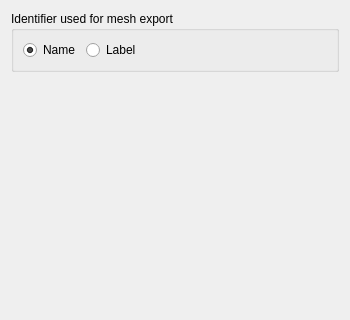
southseact-3d/fcd, file src/Mod/Fem/Gui/Resources/ui/MeshGroup.ui: the form before one commit; both pictures show x 0 to 350 and y 0 to 320 of the 350 by 500 pixel window.
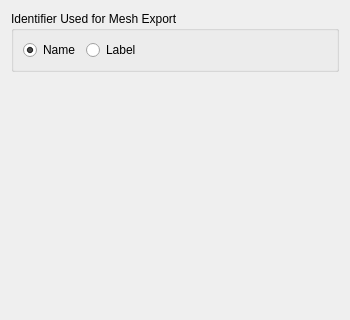
The form after the commit.

What changed in the file:
```diff
--- a/src/Mod/Fem/Gui/Resources/ui/MeshGroup.ui
+++ b/src/Mod/Fem/Gui/Resources/ui/MeshGroup.ui
@@ -23,7 +23,7 @@
       </size>
      </property>
      <property name="title">
-      <string>Identifier used for mesh export</string>
+      <string>Identifier Used for Mesh Export</string>
      </property>
      <layout class="QVBoxLayout" name="verticalLayout_5">
       <item>
```
Left out of the diff: 2 changed lines with no effect on the pictures.
